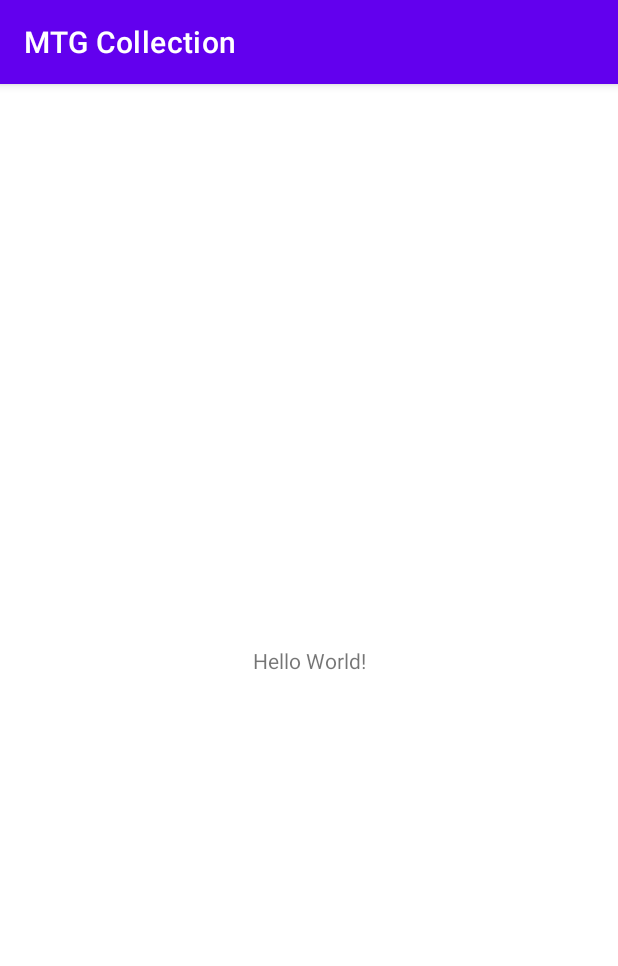
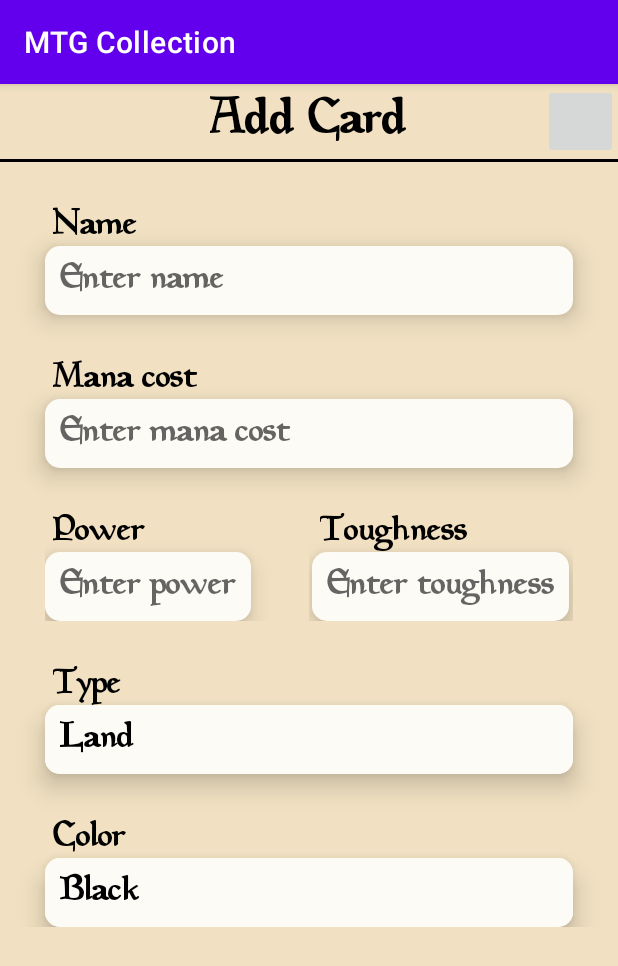
Before and after one commit to Fabian-2596/MSD_Assignment, an Android app: the screen it shows after launch (MainActivity), on a phone screen of 412 x 824 dp. Shown: the top 966 px of the screen. Run offline under Robolectric (Android 15) with nearby library versions, the phone set to English and light mode, and no system bars.

Commit message:
added layout files, created add card screen

```diff
--- a/app/src/main/java/com/example/mtgcollection/Card.java
+++ b/app/src/main/java/com/example/mtgcollection/Card.java
@@ -54,5 +54,23 @@ public class Card {
         return this.image;
     }
 
+    public enum type {
+        Land,
+        Creature,
+        Artifact,
+        Enchantment,
+        Planeswalker,
+        Spell,
+        Instant,
+        Sorcery;
+    }
+
+    public enum color {
+        Black,
+        White,
+        Red,
+        Blue,
+        Green;
+    }
 
 }
--- a/app/src/main/java/com/example/mtgcollection/MainActivity.java
+++ b/app/src/main/java/com/example/mtgcollection/MainActivity.java
@@ -1,14 +1,44 @@
 package com.example.mtgcollection;
 
+import static java.util.stream.Collectors.toList;
+
 import androidx.appcompat.app.AppCompatActivity;
+import androidx.fragment.app.FragmentManager;
 
 import android.os.Bundle;
+import android.widget.ArrayAdapter;
+import android.widget.Spinner;
+
+import java.util.Arrays;
+import java.util.List;
 
 public class MainActivity extends AppCompatActivity {
 
     @Override
     protected void onCreate(Bundle savedInstanceState) {
         super.onCreate(savedInstanceState);
-        setContentView(R.layout.activity_main);
+        setContentView(R.layout.add_card);
+
+        Spinner spn_type = findViewById(R.id.spinner_type);
+
+        List<String> types = Arrays.stream(Card.type.values())
+                .map(Enum::toString)
+                .collect(toList());
+
+        ArrayAdapter<String> typeAdapter = new ArrayAdapter<>(this, R.layout.spinner_item, types);
+        typeAdapter.setDropDownViewResource(R.layout.spinner_item);
+        spn_type.setAdapter(typeAdapter);
+
+
+        Spinner spn_color = findViewById(R.id.spinner_color);
+
+        List<String> colors = Arrays.stream(Card.color.values())
+                .map(Enum::toString)
+                .collect(toList());
+
+        ArrayAdapter<String> colorAdapter = new ArrayAdapter<>(this, R.layout.spinner_item, colors);
+        colorAdapter.setDropDownViewResource(R.layout.spinner_item);
+        spn_color.setAdapter(colorAdapter);
+
     }
 }
--- /dev/null
+++ b/app/src/main/res/drawable/input_field.xml
@@ -0,0 +1,6 @@
+<?xml version="1.0" encoding="utf-8"?>
+
+<shape xmlns:android="http://schemas.android.com/apk/res/android">
+    <solid android:color="@color/primaryColorLighter"/>
+    <corners android:radius="10dp"/>
+</shape>
--- a/app/src/main/res/layout/activity_main.xml
+++ /dev/null
@@ -1,18 +0,0 @@
-<?xml version="1.0" encoding="utf-8"?>
-<androidx.constraintlayout.widget.ConstraintLayout xmlns:android="http://schemas.android.com/apk/res/android"
-    xmlns:app="http://schemas.android.com/apk/res-auto"
-    xmlns:tools="http://schemas.android.com/tools"
-    android:layout_width="match_parent"
-    android:layout_height="match_parent"
-    tools:context=".MainActivity">
-
-    <TextView
-        android:layout_width="wrap_content"
-        android:layout_height="wrap_content"
-        android:text="Hello World!"
-        app:layout_constraintBottom_toBottomOf="parent"
-        app:layout_constraintEnd_toEndOf="parent"
-        app:layout_constraintStart_toStartOf="parent"
-        app:layout_constraintTop_toTopOf="parent" />
-
-</androidx.constraintlayout.widget.ConstraintLayout>
--- /dev/null
+++ b/app/src/main/res/layout/add_card.xml
@@ -0,0 +1,236 @@
+<?xml version="1.0" encoding="utf-8"?>
+<LinearLayout xmlns:android="http://schemas.android.com/apk/res/android"
+    android:layout_width="match_parent"
+    android:layout_height="match_parent"
+    android:background="@color/primaryColor">
+
+    <ScrollView
+        android:layout_width="match_parent"
+        android:layout_height="match_parent">
+
+        <RelativeLayout
+            android:layout_width="match_parent"
+            android:layout_height="match_parent">
+
+            <RelativeLayout
+                android:id="@+id/rl1"
+                android:layout_width="match_parent"
+                android:layout_height="wrap_content">
+
+                <TextView
+                    android:layout_width="wrap_content"
+                    android:layout_height="wrap_content"
+                    android:layout_centerInParent="true"
+                    android:fontFamily="@font/magic"
+                    android:text="@string/add_card"
+                    android:textColor="@color/black"
+                    android:textSize="34sp"
+                    android:textStyle="bold" />
+
+                <ImageButton
+                    android:id="@+id/btn_filter"
+                    android:layout_width="50dp"
+                    android:layout_height="50dp"
+                    android:layout_alignParentRight="true" />
+
+                <View
+                    android:id="@+id/view_name"
+                    android:layout_width="match_parent"
+                    android:layout_height="2dp"
+                    android:layout_below="@id/btn_filter"
+                    android:background="@color/black" />
+
+            </RelativeLayout>
+
+
+            <TextView
+                android:id="@+id/tv_name"
+                android:layout_width="wrap_content"
+                android:layout_height="wrap_content"
+                android:layout_below="@+id/rl1"
+                android:layout_alignStart="@+id/et_name"
+                android:layout_marginLeft="5dp"
+                android:layout_marginTop="30dp"
+                android:fontFamily="@font/magic"
+                android:text="@string/name"
+                android:textColor="@color/black"
+                android:textSize="24sp"
+                android:textStyle="bold" />
+
+            <EditText
+                android:id="@+id/et_name"
+                android:layout_width="match_parent"
+                android:layout_height="wrap_content"
+                android:layout_below="@+id/tv_name"
+                android:layout_centerInParent="true"
+                android:layout_marginHorizontal="30dp"
+                android:background="@drawable/input_field"
+                android:elevation="10dp"
+                android:fontFamily="@font/magic"
+                android:hint="Enter name"
+                android:padding="10dp"
+                android:textSize="24sp"
+                android:textStyle="bold" />
+
+            <TextView
+                android:id="@+id/tv_cost"
+                android:layout_width="wrap_content"
+                android:layout_height="wrap_content"
+                android:layout_below="@+id/et_name"
+                android:layout_alignStart="@+id/et_name"
+                android:layout_marginLeft="5dp"
+                android:layout_marginTop="30dp"
+                android:fontFamily="@font/magic"
+                android:text="@string/mana_cost"
+                android:textColor="@color/black"
+                android:textSize="24sp"
+                android:textStyle="bold" />
+
+            <EditText
+                android:id="@+id/et_cost"
+                android:layout_width="match_parent"
+                android:layout_height="wrap_content"
+                android:layout_below="@+id/tv_cost"
+                android:layout_centerInParent="true"
+                android:layout_marginHorizontal="30dp"
+                android:background="@drawable/input_field"
+                android:elevation="10dp"
+                android:fontFamily="@font/magic"
+                android:hint="Enter mana cost"
+                android:padding="10dp"
+                android:textSize="24sp"
+                android:textStyle="bold" />
+
+            <LinearLayout
+                android:id="@+id/ll2"
+                android:layout_width="match_parent"
+                android:layout_height="wrap_content"
+                android:layout_below="@+id/et_cost"
+                android:layout_marginHorizontal="30dp"
+                android:layout_marginTop="30dp"
+                android:orientation="horizontal">
+
+                <RelativeLayout
+                    android:layout_width="match_parent"
+                    android:layout_height="wrap_content"
+                    android:layout_weight="1">
+
+                    <TextView
+                        android:id="@+id/tv_power"
+                        android:layout_width="wrap_content"
+                        android:layout_height="wrap_content"
+                        android:layout_alignStart="@+id/et_power"
+                        android:layout_marginLeft="5dp"
+                        android:fontFamily="@font/magic"
+                        android:text="Power"
+                        android:textColor="@color/black"
+                        android:textSize="24sp"
+                        android:textStyle="bold" />
+
+                    <EditText
+                        android:id="@+id/et_power"
+                        android:layout_width="wrap_content"
+                        android:layout_height="wrap_content"
+                        android:layout_below="@+id/tv_power"
+                        android:layout_centerVertical="true"
+                        android:background="@drawable/input_field"
+                        android:elevation="10dp"
+                        android:fontFamily="@font/magic"
+                        android:hint="Enter power"
+                        android:padding="10dp"
+                        android:textSize="24sp"
+                        android:textStyle="bold" />
+
+                </RelativeLayout>
+
+                <RelativeLayout
+                    android:layout_width="match_parent"
+                    android:layout_height="wrap_content"
+                    android:layout_weight="1">
+
+                    <TextView
+                        android:id="@+id/tv_toughness"
+                        android:layout_width="wrap_content"
+                        android:layout_height="wrap_content"
+                        android:layout_alignStart="@+id/et_toughness"
+                        android:layout_marginLeft="5dp"
+                        android:fontFamily="@font/magic"
+                        android:text="Toughness"
+                        android:textColor="@color/black"
+                        android:textSize="24sp"
+                        android:textStyle="bold" />
+
+                    <EditText
+                        android:id="@+id/et_toughness"
+                        android:layout_width="wrap_content"
+                        android:layout_height="wrap_content"
+                        android:layout_below="@+id/tv_toughness"
+                        android:layout_centerInParent="true"
+                        android:background="@drawable/input_field"
+                        android:elevation="10dp"
+                        android:fontFamily="@font/magic"
+                        android:hint="Enter toughness"
+                        android:padding="10dp"
+                        android:textSize="24sp"
+                        android:textStyle="bold" />
+
+                </RelativeLayout>
+
+            </LinearLayout>
+
+            <TextView
+                android:id="@+id/tv_type"
+                android:layout_width="wrap_content"
+                android:layout_height="wrap_content"
+                android:layout_below="@+id/ll2"
+                android:layout_alignStart="@+id/spinner_type"
+                android:layout_marginLeft="5dp"
+                android:layout_marginTop="30dp"
+                android:fontFamily="@font/magic"
+                android:text="Type"
+                android:textColor="@color/black"
+                android:textSize="24sp"
+                android:textStyle="bold" />
+
+            <androidx.appcompat.widget.AppCompatSpinner
+                android:id="@+id/spinner_type"
+                android:layout_width="match_parent"
+                android:layout_height="wrap_content"
+                android:layout_below="@+id/tv_type"
+                android:layout_marginHorizontal="30dp"
+                android:background="@drawable/input_field"
+                android:elevation="10dp"
+                android:popupBackground="@drawable/input_field"
+                android:popupElevation="10dp" />
+
+            <TextView
+                android:id="@+id/tv_color"
+                android:layout_width="wrap_content"
+                android:layout_height="wrap_content"
+                android:layout_below="@+id/spinner_type"
+                android:layout_alignStart="@+id/spinner_color"
+                android:layout_marginLeft="5dp"
+                android:layout_marginTop="30dp"
+                android:fontFamily="@font/magic"
+                android:text="Color"
+                android:textColor="@color/black"
+                android:textSize="24sp"
+                android:textStyle="bold" />
+
+            <androidx.appcompat.widget.AppCompatSpinner
+                android:id="@+id/spinner_color"
+                android:layout_width="match_parent"
+                android:layout_height="wrap_content"
+                android:layout_below="@+id/tv_color"
+                android:layout_marginHorizontal="30dp"
+                android:background="@drawable/input_field"
+                android:elevation="10dp"
+                android:popupBackground="@drawable/input_field"
+                android:popupElevation="10dp" />
+
+
+        </RelativeLayout>
+
+    </ScrollView>
+
+</LinearLayout>
--- /dev/null
+++ b/app/src/main/res/layout/add_cardtodeck.xml
@@ -0,0 +1,6 @@
+<?xml version="1.0" encoding="utf-8"?>
+<androidx.constraintlayout.widget.ConstraintLayout xmlns:android="http://schemas.android.com/apk/res/android"
+    android:layout_width="match_parent"
+    android:layout_height="match_parent">
+
+</androidx.constraintlayout.widget.ConstraintLayout>
--- /dev/null
+++ b/app/src/main/res/layout/add_deck.xml
@@ -0,0 +1,6 @@
+<?xml version="1.0" encoding="utf-8"?>
+<androidx.constraintlayout.widget.ConstraintLayout xmlns:android="http://schemas.android.com/apk/res/android"
+    android:layout_width="match_parent"
+    android:layout_height="match_parent">
+
+</androidx.constraintlayout.widget.ConstraintLayout>
--- /dev/null
+++ b/app/src/main/res/layout/on_card.xml
@@ -0,0 +1,6 @@
+<?xml version="1.0" encoding="utf-8"?>
+<androidx.constraintlayout.widget.ConstraintLayout xmlns:android="http://schemas.android.com/apk/res/android"
+    android:layout_width="match_parent"
+    android:layout_height="match_parent">
+
+</androidx.constraintlayout.widget.ConstraintLayout>
--- /dev/null
+++ b/app/src/main/res/layout/on_deck.xml
@@ -0,0 +1,6 @@
+<?xml version="1.0" encoding="utf-8"?>
+<androidx.constraintlayout.widget.ConstraintLayout xmlns:android="http://schemas.android.com/apk/res/android"
+    android:layout_width="match_parent"
+    android:layout_height="match_parent">
+
+</androidx.constraintlayout.widget.ConstraintLayout>
--- /dev/null
+++ b/app/src/main/res/layout/spinner_item.xml
@@ -0,0 +1,13 @@
+<?xml version="1.0" encoding="utf-8"?>
+
+<TextView
+    xmlns:android="http://schemas.android.com/apk/res/android"
+    android:layout_width="match_parent"
+    android:layout_height="wrap_content"
+    android:textSize="24sp"
+    android:textColor="@color/black"
+    android:padding="10dp"
+    android:background="@drawable/input_field"
+    android:fontFamily="@font/magic"
+    android:textStyle="bold"
+    />
--- a/app/src/main/res/values/colors.xml
+++ b/app/src/main/res/values/colors.xml
@@ -7,4 +7,6 @@
     <color name="teal_700">#FF018786</color>
     <color name="black">#FF000000</color>
     <color name="white">#FFFFFFFF</color>
+    <color name="primaryColor">#F1E1C2</color>
+    <color name="primaryColorLighter">#FDFBF6</color>
 </resources>
--- a/app/src/main/res/values/strings.xml
+++ b/app/src/main/res/values/strings.xml
@@ -1,3 +1,8 @@
 <resources>
     <string name="app_name">MTG Collection</string>
+    <string name="cards">Cards</string>
+    <string name="decks">Decks</string>
+    <string name="add_card">Add Card</string>
+    <string name="name">Name</string>
+    <string name="mana_cost">Mana cost</string>
 </resources>
```
Also changed, not shown: app/src/main/java/com/example/mtgcollection/AllCards.java (added, +30 -0 lines), app/src/main/res/layout/card_list.xml (added, +76 -0 lines), app/src/main/res/layout/deck_list.xml (added, +73 -0 lines), app/src/main/res/layout/filter.xml (added, +9 -0 lines), app/src/main/res/font/magic.TTF (added), app/src/main/res/font/planewalker.ttf (added).
